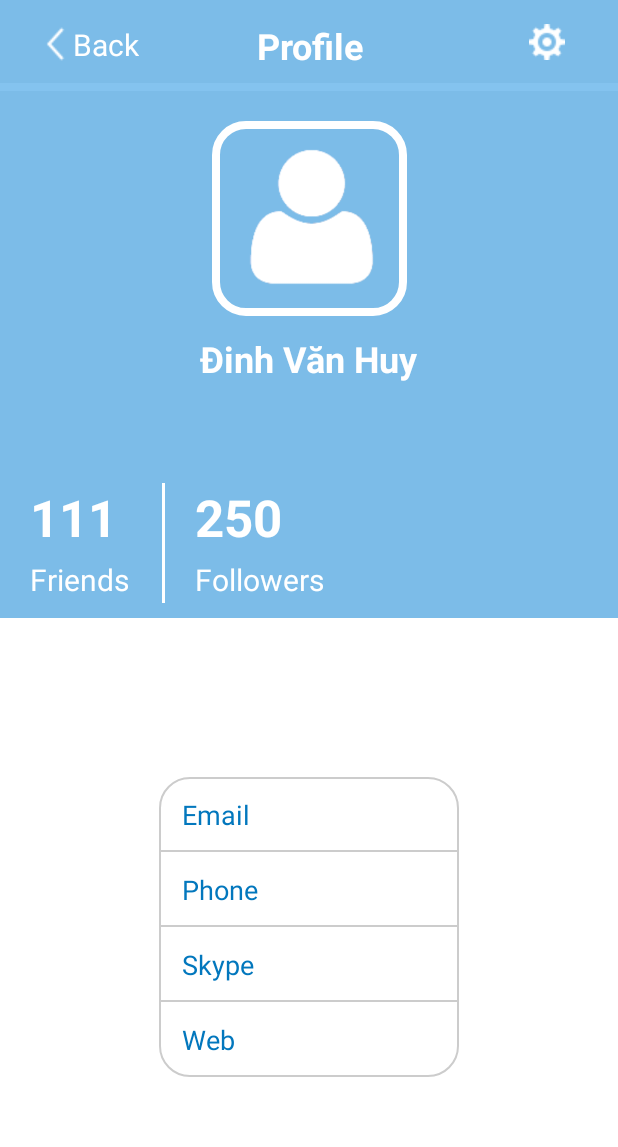
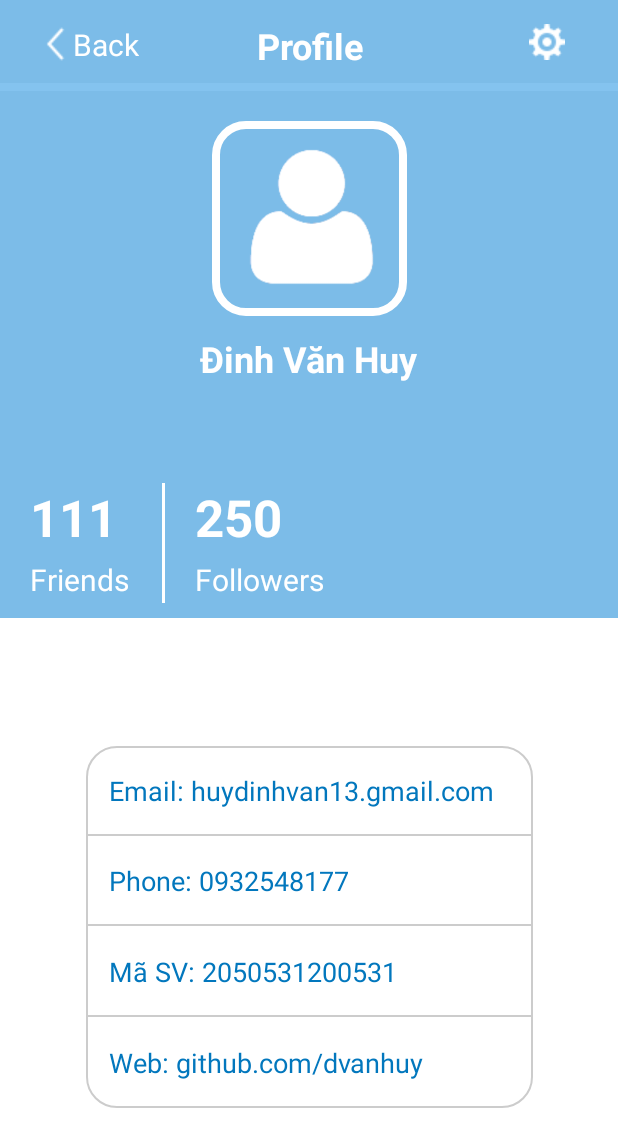
Before and after one commit to dvanhuy/android-bai1, an Android app: the manhinh2 screen opened directly, with no data from a screen before it, on a phone screen of 412 x 824 dp. Shown: the top 1147 px of the screen. Run offline under Robolectric (Android 15) with nearby library versions, the phone set to English and light mode, and no system bars.

Commit message:
xong lan 2

```diff
--- a/app/src/main/java/com/example/baitap1/manhinh2.java
+++ b/app/src/main/java/com/example/baitap1/manhinh2.java
@@ -10,6 +10,7 @@ import android.widget.TextView;
 
 public class manhinh2 extends AppCompatActivity {
     TextView back;
+    TextView textEmail;
     @Override
     protected void onCreate(Bundle savedInstanceState) {
         super.onCreate(savedInstanceState);
--- a/app/src/main/res/layout/activity_manhinh2.xml
+++ b/app/src/main/res/layout/activity_manhinh2.xml
@@ -56,9 +56,11 @@
                 android:layout_height="wrap_content"
                 android:layout_marginTop="16dp"
                 android:layout_marginEnd="40dp"
+                android:contentDescription="@string/setting"
                 app:layout_constraintEnd_toEndOf="parent"
                 app:layout_constraintTop_toTopOf="parent"
-                app:srcCompat="@drawable/settingicon" />
+                app:srcCompat="@drawable/settingicon"
+                tools:ignore="ImageContrastCheck" />
 
         </androidx.constraintlayout.widget.ConstraintLayout>
 
@@ -119,7 +121,8 @@
             android:layout_marginBottom="10dp"
             android:orientation="horizontal"
             app:layout_constraintBottom_toBottomOf="parent"
-            app:layout_constraintStart_toStartOf="parent">
+            app:layout_constraintStart_toStartOf="parent"
+            android:baselineAligned="false">
 
             <androidx.constraintlayout.widget.ConstraintLayout
                 android:layout_width="0dp"
@@ -132,12 +135,13 @@
                     android:layout_width="wrap_content"
                     android:layout_height="wrap_content"
                     android:layout_marginStart="10dp"
-                    android:text="111"
+                    android:text="@string/_111"
                     android:textColor="@color/white"
                     android:textSize="34sp"
                     android:textStyle="bold"
                     app:layout_constraintStart_toStartOf="parent"
-                    app:layout_constraintTop_toTopOf="parent" />
+                    app:layout_constraintTop_toTopOf="parent"
+                    tools:ignore="TextContrastCheck" />
 
                 <TextView
                     android:id="@+id/textView11"
@@ -145,17 +149,18 @@
                     android:layout_height="wrap_content"
                     android:layout_marginStart="10dp"
                     android:layout_marginTop="5dp"
-                    android:text="Friends"
+                    android:text="@string/friends"
                     android:textColor="@color/white"
                     android:textSize="20sp"
                     app:layout_constraintStart_toStartOf="parent"
-                    app:layout_constraintTop_toBottomOf="@+id/textView6" />
+                    app:layout_constraintTop_toBottomOf="@+id/textView6"
+                    tools:ignore="TextContrastCheck" />
             </androidx.constraintlayout.widget.ConstraintLayout>
 
             <androidx.constraintlayout.widget.ConstraintLayout
                 android:layout_width="0dp"
                 android:layout_height="match_parent"
-                android:layout_marginLeft="10dp"
+                android:layout_marginStart="10dp"
                 android:layout_weight="1">
 
                 <TextView
@@ -163,12 +168,13 @@
                     android:layout_width="wrap_content"
                     android:layout_height="wrap_content"
                     android:layout_marginStart="10dp"
-                    android:text="250"
+                    android:text="@string/_250"
                     android:textColor="@color/white"
                     android:textSize="34sp"
                     android:textStyle="bold"
                     app:layout_constraintStart_toStartOf="parent"
-                    app:layout_constraintTop_toTopOf="parent" />
+                    app:layout_constraintTop_toTopOf="parent"
+                    tools:ignore="TextContrastCheck" />
 
                 <TextView
                     android:id="@+id/textView15"
@@ -176,11 +182,12 @@
                     android:layout_height="wrap_content"
                     android:layout_marginStart="10dp"
                     android:layout_marginTop="5dp"
-                    android:text="Followers"
+                    android:text="@string/followers"
                     android:textColor="@color/white"
                     android:textSize="20sp"
                     app:layout_constraintStart_toStartOf="parent"
-                    app:layout_constraintTop_toBottomOf="@+id/textView10" />
+                    app:layout_constraintTop_toBottomOf="@+id/textView10"
+                    tools:ignore="TextContrastCheck" />
 
             </androidx.constraintlayout.widget.ConstraintLayout>
         </LinearLayout>
@@ -194,65 +201,65 @@
         android:background="@color/white">
 
         <LinearLayout
-            android:layout_width="200dp"
-            android:layout_height="200dp"
+            android:layout_width="298dp"
+            android:layout_height="241dp"
+            android:background="@drawable/border"
             android:orientation="vertical"
             app:layout_constraintBottom_toBottomOf="parent"
             app:layout_constraintEnd_toEndOf="parent"
             app:layout_constraintStart_toStartOf="parent"
-            app:layout_constraintTop_toTopOf="parent"
-            android:background="@drawable/border">
+            app:layout_constraintTop_toTopOf="parent">
 
             <TextView
                 android:id="@+id/textView2"
                 android:layout_width="match_parent"
                 android:layout_height="0dp"
                 android:layout_weight="1"
+                android:background="@drawable/borderbottom"
                 android:gravity="center_vertical"
                 android:paddingLeft="15dp"
                 android:paddingRight="15dp"
-                android:text="@string/email"
+                android:text="Email: huydinhvan13.gmail.com"
                 android:textColor="#0277BD"
-                android:textSize="18sp"
-                android:background="@drawable/borderbottom"/>
+                android:textSize="18sp" />
 
             <TextView
                 android:id="@+id/textView3"
                 android:layout_width="match_parent"
                 android:layout_height="0dp"
-                android:text="@string/phone"
                 android:layout_weight="1"
+                android:background="@drawable/borderbottom"
                 android:gravity="center_vertical"
                 android:paddingLeft="15dp"
                 android:paddingRight="15dp"
+                android:text="Phone: 0932548177"
                 android:textColor="#0277BD"
-                android:textSize="18sp"
-                android:background="@drawable/borderbottom"/>
+                android:textSize="18sp" />
 
             <TextView
                 android:id="@+id/textView4"
                 android:layout_width="match_parent"
                 android:layout_height="0dp"
-                android:text="@string/skype"
                 android:layout_weight="1"
+                android:background="@drawable/borderbottom"
                 android:gravity="center_vertical"
                 android:paddingLeft="15dp"
                 android:paddingRight="15dp"
+                android:text="Mã SV: 2050531200531"
                 android:textColor="#0277BD"
-                android:textSize="18sp"
-                android:background="@drawable/borderbottom"/>
+                android:textSize="18sp" />
 
             <TextView
                 android:id="@+id/textView5"
                 android:layout_width="match_parent"
                 android:layout_height="0dp"
-                android:text="@string/web"
                 android:layout_weight="1"
                 android:gravity="center_vertical"
                 android:paddingLeft="15dp"
                 android:paddingRight="15dp"
+                android:text="Web: github.com/dvanhuy"
                 android:textColor="#0277BD"
-                android:textSize="18sp"/>
+                android:textSize="18sp" />
         </LinearLayout>
     </androidx.constraintlayout.widget.ConstraintLayout>
 </LinearLayout>
--- a/app/src/main/res/values/strings.xml
+++ b/app/src/main/res/values/strings.xml
@@ -18,4 +18,9 @@
     <string name="userimg">user</string>
     <string name="profile_name">Profile Name</string>
     <string name="tennguoitao">Đinh Văn Huy</string>
+    <string name="_111">111</string>
+    <string name="friends">Friends</string>
+    <string name="_250">250</string>
+    <string name="followers">Followers</string>
+    <string name="setting">setting</string>
 </resources>
```
